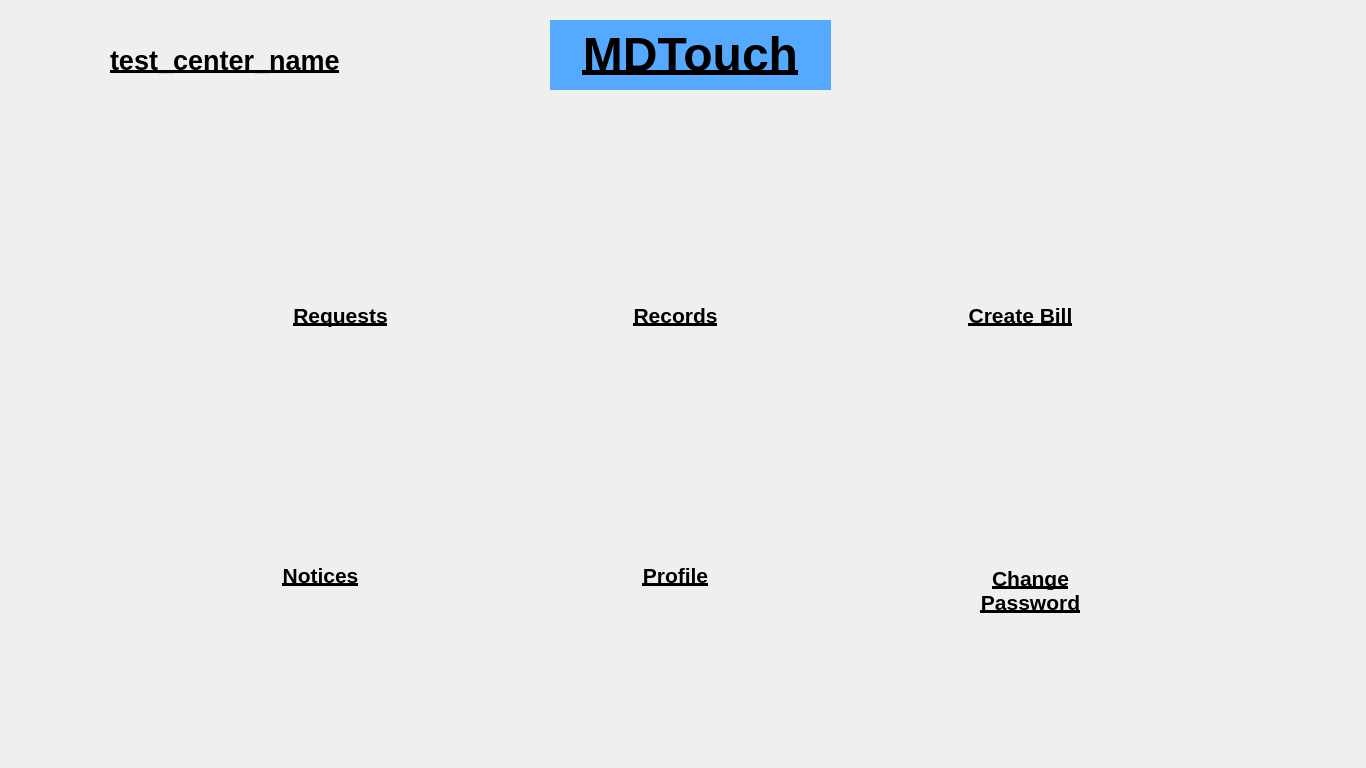
This is Layouts/Pages/testCenterHome.ui in bits-magnet/MDTouchs as Qt 5 draws it before an edit. The edited form follows.
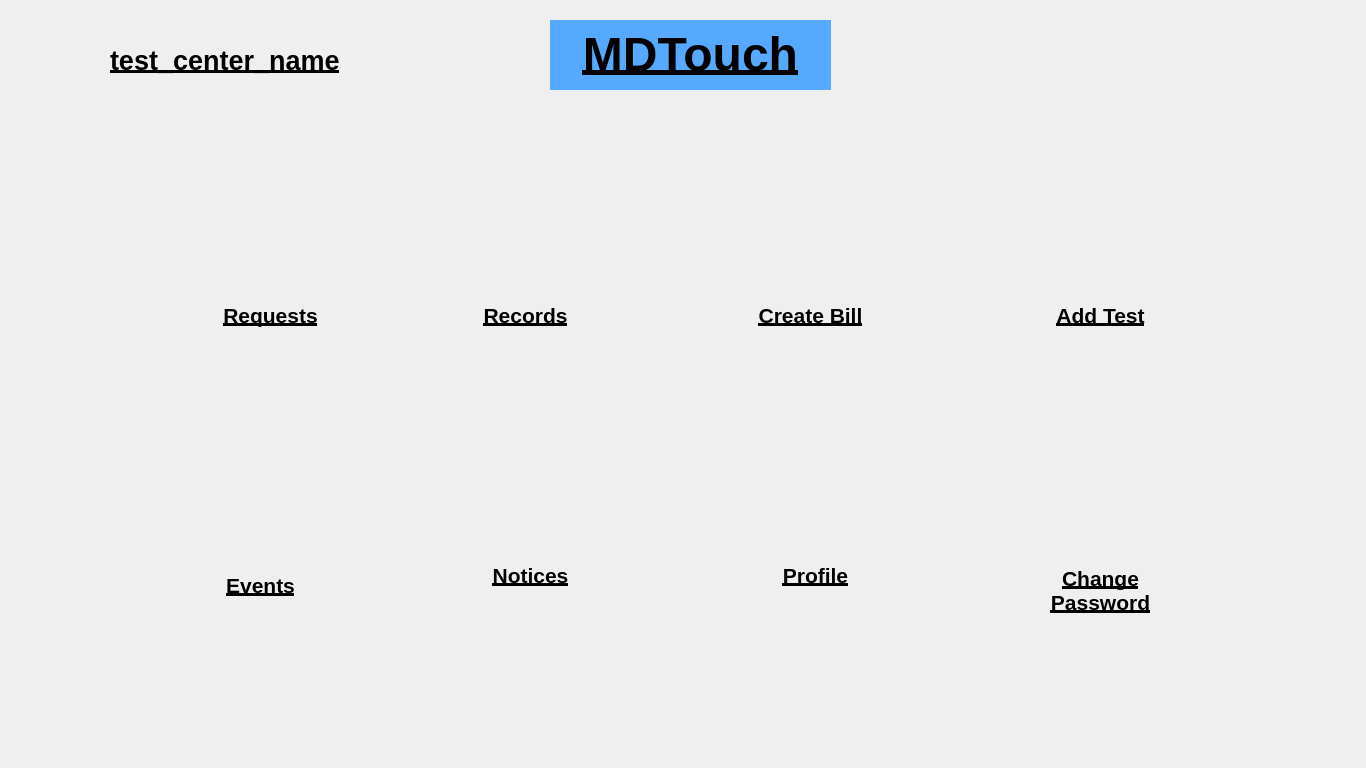
This is the edited form. Icons and pictures are not drawn.

Commit message: Connected Home Layouts

```diff
--- a/Layouts/Pages/testCenterHome.ui
+++ b/Layouts/Pages/testCenterHome.ui
@@ -383,7 +383,7 @@
    <widget class="QLabel" name="testRecordsLabel">
     <property name="geometry">
      <rect>
-      <x>565</x>
+      <x>415</x>
       <y>290</y>
       <width>221</width>
       <height>51</height>
@@ -422,7 +422,7 @@
    <widget class="QLabel" name="testRequestsLabel">
     <property name="geometry">
      <rect>
-      <x>230</x>
+      <x>160</x>
       <y>290</y>
       <width>221</width>
       <height>51</height>
@@ -461,7 +461,7 @@
    <widget class="QLabel" name="createBillLabel">
     <property name="geometry">
      <rect>
-      <x>910</x>
+      <x>700</x>
       <y>290</y>
       <width>221</width>
       <height>51</height>
@@ -500,7 +500,7 @@
    <widget class="QLabel" name="noticesLabl">
     <property name="geometry">
      <rect>
-      <x>210</x>
+      <x>420</x>
       <y>550</y>
       <width>221</width>
       <height>51</height>
@@ -539,7 +539,7 @@
    <widget class="QLabel" name="profileLabel">
     <property name="geometry">
      <rect>
-      <x>565</x>
+      <x>705</x>
       <y>550</y>
       <width>221</width>
       <height>51</height>
@@ -578,7 +578,7 @@
    <widget class="QLabel" name="changePasswordLabel">
     <property name="geometry">
      <rect>
-      <x>920</x>
+      <x>990</x>
       <y>555</y>
       <width>221</width>
       <height>71</height>
@@ -614,6 +614,84 @@
      <set>Qt::AlignCenter</set>
     </property>
    </widget>
+   <widget class="QLabel" name="addTestLabel">
+    <property name="geometry">
+     <rect>
+      <x>990</x>
+      <y>290</y>
+      <width>221</width>
+      <height>51</height>
+     </rect>
+    </property>
+    <property name="sizePolicy">
+     <sizepolicy hsizetype="Fixed" vsizetype="Fixed">
+      <horstretch>0</horstretch>
+      <verstretch>0</verstretch>
+     </sizepolicy>
+    </property>
+    <property name="minimumSize">
+     <size>
+      <width>100</width>
+      <height>30</height>
+     </size>
+    </property>
+    <property name="maximumSize">
+     <size>
+      <width>400</width>
+      <height>100</height>
+     </size>
+    </property>
+    <property name="styleSheet">
+     <string notr="true">font-size:14pt;
+font-weight:bold;
+text-decoration: underline</string>
+    </property>
+    <property name="text">
+     <string>&lt;html&gt;&lt;head/&gt;&lt;body&gt;&lt;p&gt;&lt;span style=&quot; font-size:16pt;&quot;&gt;Add Test&lt;/span&gt;&lt;/p&gt;&lt;/body&gt;&lt;/html&gt;</string>
+    </property>
+    <property name="alignment">
+     <set>Qt::AlignCenter</set>
+    </property>
+   </widget>
+   <widget class="QLabel" name="eventsLabel">
+    <property name="geometry">
+     <rect>
+      <x>150</x>
+      <y>560</y>
+      <width>221</width>
+      <height>51</height>
+     </rect>
+    </property>
+    <property name="sizePolicy">
+     <sizepolicy hsizetype="Fixed" vsizetype="Fixed">
+      <horstretch>0</horstretch>
+      <verstretch>0</verstretch>
+     </sizepolicy>
+    </property>
+    <property name="minimumSize">
+     <size>
+      <width>100</width>
+      <height>30</height>
+     </size>
+    </property>
+    <property name="maximumSize">
+     <size>
+      <width>400</width>
+      <height>100</height>
+     </size>
+    </property>
+    <property name="styleSheet">
+     <string notr="true">font-size:14pt;
+font-weight:bold;
+text-decoration: underline</string>
+    </property>
+    <property name="text">
+     <string>&lt;html&gt;&lt;head/&gt;&lt;body&gt;&lt;p&gt;&lt;span style=&quot; font-size:16pt;&quot;&gt;Events&lt;/span&gt;&lt;/p&gt;&lt;/body&gt;&lt;/html&gt;</string>
+    </property>
+    <property name="alignment">
+     <set>Qt::AlignCenter</set>
+    </property>
+   </widget>
   </widget>
  </widget>
  <resources/>
```
Left out of the diff: 66 changed lines with no effect on the pictures. The commit also changes 12 other files.
